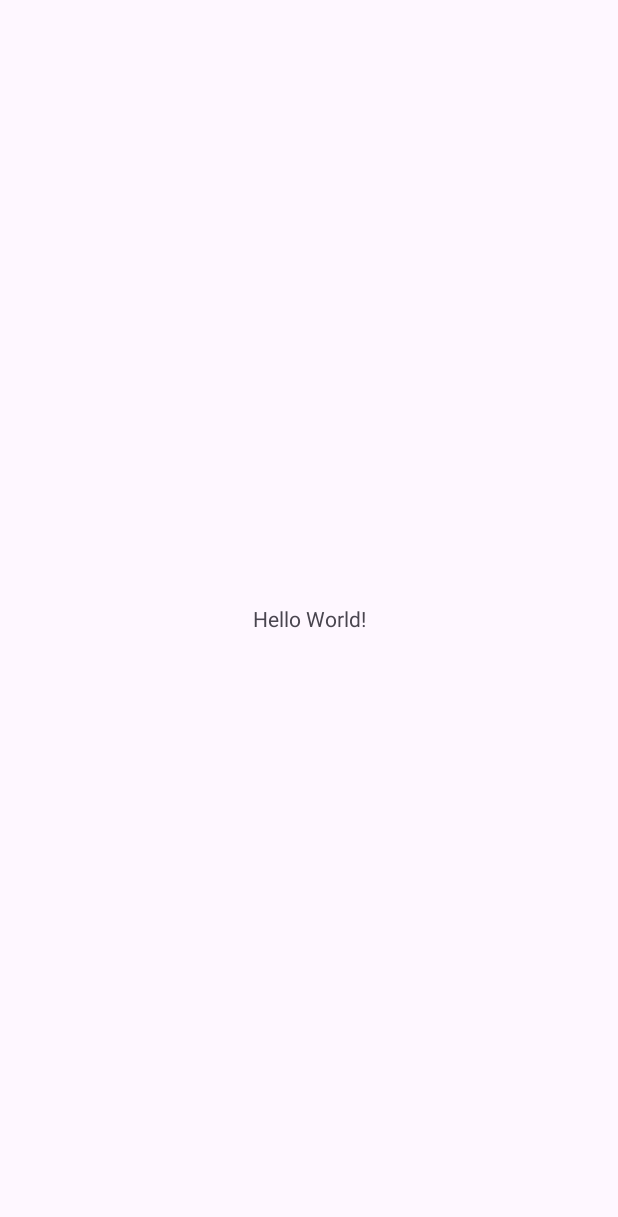
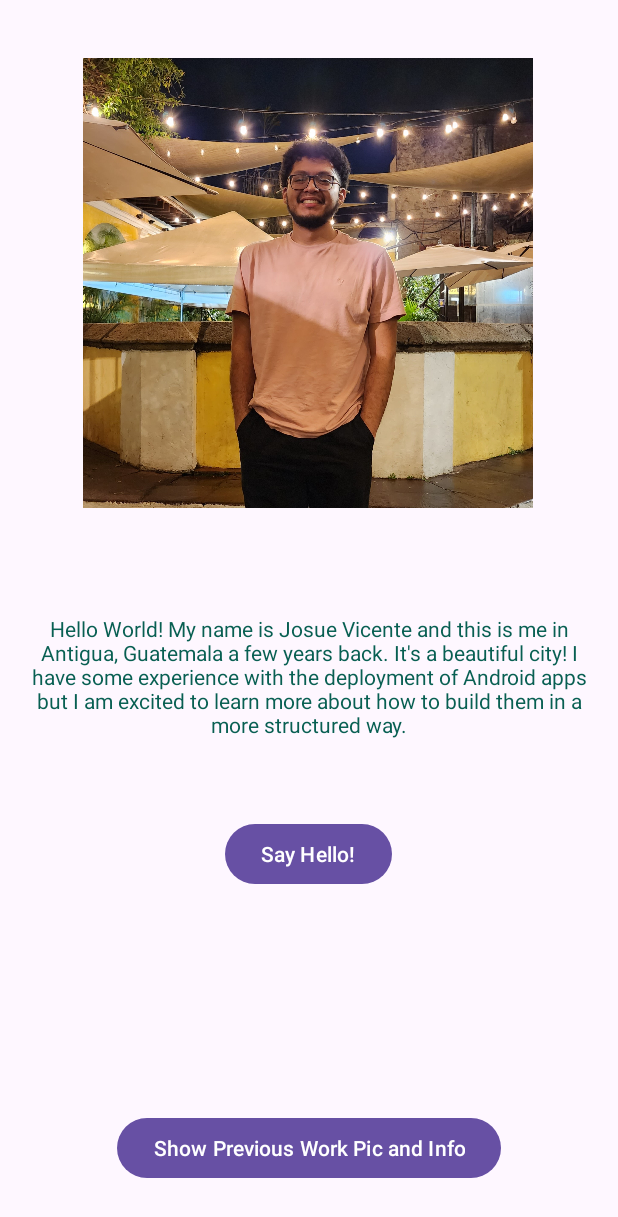
Before and after one commit to josuevicente33/AND102-Prework, an Android app: the screen it shows after launch (MainActivity), on a phone screen of 412 x 824 dp. Before the commit the part shown is almost empty. Shown: the top 1217 px of the screen. Run offline under Robolectric (Android 15) with nearby library versions, the phone set to English and light mode, and no system bars.

Commit message:
The app itself is updated
created a simple app for the prework

```diff
--- a/app/src/main/java/com/example/and102prework/MainActivity.kt
+++ b/app/src/main/java/com/example/and102prework/MainActivity.kt
@@ -1,6 +1,11 @@
 package com.example.and102prework
 
 import android.os.Bundle
+import android.util.Log
+import android.widget.Button
+import android.widget.ImageView
+import android.widget.TextView
+import android.widget.Toast
 import androidx.activity.enableEdgeToEdge
 import androidx.appcompat.app.AppCompatActivity
 import androidx.core.view.ViewCompat
@@ -16,5 +21,43 @@ class MainActivity : AppCompatActivity() {
             v.setPadding(systemBars.left, systemBars.top, systemBars.right, systemBars.bottom)
             insets
         }
+
+        val button = findViewById<Button>(R.id.helloButton)
+        button.setOnClickListener {
+            Log.v("Hello World", "Button Clicked!")
+            Toast.makeText(this, "Hello to you too!", Toast.LENGTH_SHORT).show()
+        }
+
+        // Items
+        val mePicture = findViewById<ImageView>(R.id.meImageView)
+        val meText = findViewById<TextView>(R.id.introTextView)
+
+        // State
+        var showPrevWork = false
+
+        val prevWorkButton = findViewById<Button>(R.id.showPrevWorkButton)
+        val prevWorkPicture = findViewById<ImageView>(R.id.prevWorkImage)
+        val prevWorkText = findViewById<TextView>(R.id.prevWorkTextView)
+        prevWorkButton.setOnClickListener {
+            showPrevWork = !showPrevWork
+
+            if (showPrevWork) {
+                prevWorkPicture.visibility = ImageView.VISIBLE
+                prevWorkText.visibility = TextView.VISIBLE
+
+                // Everything else invisible
+                button.visibility = Button.INVISIBLE
+                mePicture.visibility = ImageView.INVISIBLE
+                meText.visibility = TextView.INVISIBLE
+            } else {
+                prevWorkPicture.visibility = ImageView.INVISIBLE
+                prevWorkText.visibility = TextView.INVISIBLE
+
+                // Everything else visible
+                button.visibility = Button.VISIBLE
+                mePicture.visibility = ImageView.VISIBLE
+                meText.visibility = TextView.VISIBLE
+            }
+        }
     }
 }
--- a/app/src/main/res/layout/activity_main.xml
+++ b/app/src/main/res/layout/activity_main.xml
@@ -8,12 +8,85 @@
     tools:context=".MainActivity">
 
     <TextView
-        android:layout_width="wrap_content"
+        android:id="@+id/introTextView"
+        android:layout_width="match_parent"
         android:layout_height="wrap_content"
-        android:text="Hello World!"
+        android:layout_marginHorizontal="20dp"
+        android:text="@string/JosueIntro"
+        android:textAlignment="center"
+        android:textColor="#085F52"
+        android:visibility="visible"
         app:layout_constraintBottom_toBottomOf="parent"
         app:layout_constraintEnd_toEndOf="parent"
         app:layout_constraintStart_toStartOf="parent"
-        app:layout_constraintTop_toTopOf="parent" />
+        app:layout_constraintTop_toTopOf="parent"
+        app:layout_constraintVertical_bias="0.553" />
+
+    <ImageView
+        android:id="@+id/meImageView"
+        android:layout_width="300dp"
+        android:layout_height="300dp"
+        android:layout_marginTop="24dp"
+        android:contentDescription="@string/meImageDesc"
+        android:visibility="visible"
+        app:layout_constraintBottom_toTopOf="@+id/introTextView"
+        app:layout_constraintEnd_toEndOf="parent"
+        app:layout_constraintHorizontal_bias="0.495"
+        app:layout_constraintStart_toStartOf="parent"
+        app:layout_constraintTop_toTopOf="parent"
+        app:layout_constraintVertical_bias="0.174"
+        app:srcCompat='@drawable/colorstack_summit_pfpic_new' />
+
+    <Button
+        android:id="@+id/helloButton"
+        android:layout_width="wrap_content"
+        android:layout_height="wrap_content"
+        android:text="@string/button"
+        android:visibility="visible"
+        app:layout_constraintBottom_toBottomOf="parent"
+        app:layout_constraintEnd_toEndOf="parent"
+        app:layout_constraintHorizontal_bias="0.498"
+        app:layout_constraintStart_toStartOf="parent"
+        app:layout_constraintTop_toBottomOf="@+id/introTextView"
+        app:layout_constraintVertical_bias="0.187" />
+
+    <ImageView
+        android:id="@+id/prevWorkImage"
+        android:layout_width="265dp"
+        android:layout_height="530dp"
+        android:contentDescription="@string/prevWorkImageDesc"
+        android:visibility="invisible"
+        app:layout_constraintBottom_toBottomOf="parent"
+        app:layout_constraintEnd_toEndOf="parent"
+        app:layout_constraintStart_toStartOf="parent"
+        app:layout_constraintTop_toTopOf="parent"
+        app:layout_constraintVertical_bias="0.079"
+        app:srcCompat="@drawable/previous_work" />
+
+    <Button
+        android:id="@+id/showPrevWorkButton"
+        android:layout_width="wrap_content"
+        android:layout_height="wrap_content"
+        android:text="@string/prevButtonText"
+        app:layout_constraintBottom_toBottomOf="parent"
+        app:layout_constraintEnd_toEndOf="parent"
+        app:layout_constraintStart_toStartOf="parent"
+        app:layout_constraintTop_toBottomOf="@+id/helloButton"
+        app:layout_constraintVertical_bias="0.81" />
+
+    <TextView
+        android:id="@+id/prevWorkTextView"
+        android:layout_width="match_parent"
+        android:layout_height="wrap_content"
+        android:layout_marginHorizontal="20dp"
+        android:layout_marginBottom="20dp"
+        android:text="@string/prevWorkText"
+        android:textAlignment="center"
+        android:textColor="#000000"
+        android:visibility="invisible"
+        app:layout_constraintBottom_toTopOf="@+id/showPrevWorkButton"
+        app:layout_constraintEnd_toEndOf="parent"
+        app:layout_constraintStart_toStartOf="parent"
+        app:layout_constraintTop_toBottomOf="@+id/prevWorkImage" />
 
 </androidx.constraintlayout.widget.ConstraintLayout>
--- a/app/src/main/res/values/strings.xml
+++ b/app/src/main/res/values/strings.xml
@@ -1,3 +1,12 @@
 <resources>
     <string name="app_name">AND102 Prework</string>
+    <string name="JosueIntro">Hello World! My name is Josue Vicente and this is me in Antigua,
+        Guatemala a few years back. It\'s a beautiful city! I have some experience with the deployment
+        of Android apps but I am excited to learn more about how to build them in a more structured way.
+    </string>
+    <string name="button">Say Hello!</string>
+    <string name="prevButtonText">Show Previous Work Pic and Info</string>
+    <string name="meImageDesc">Picture of me</string>
+    <string name="prevWorkImageDesc">Previous Work Image</string>
+    <string name="prevWorkText">A calendar page done in Compose. I worked on repositories, room databases, shared preferences, navigation, notifications and more!</string>
 </resources>
```
Also changed, not shown: app/src/main/res/drawable/colorstack_summit_pfpic_new.jpg (added), app/src/main/res/drawable/previous_work.jpg (added), 1 other file.
